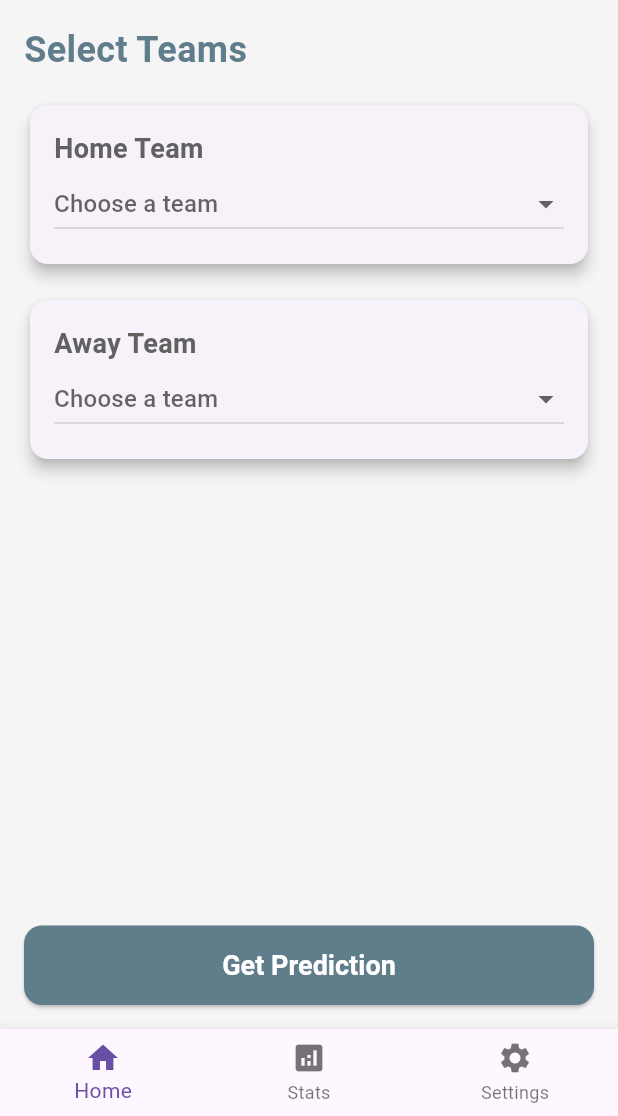
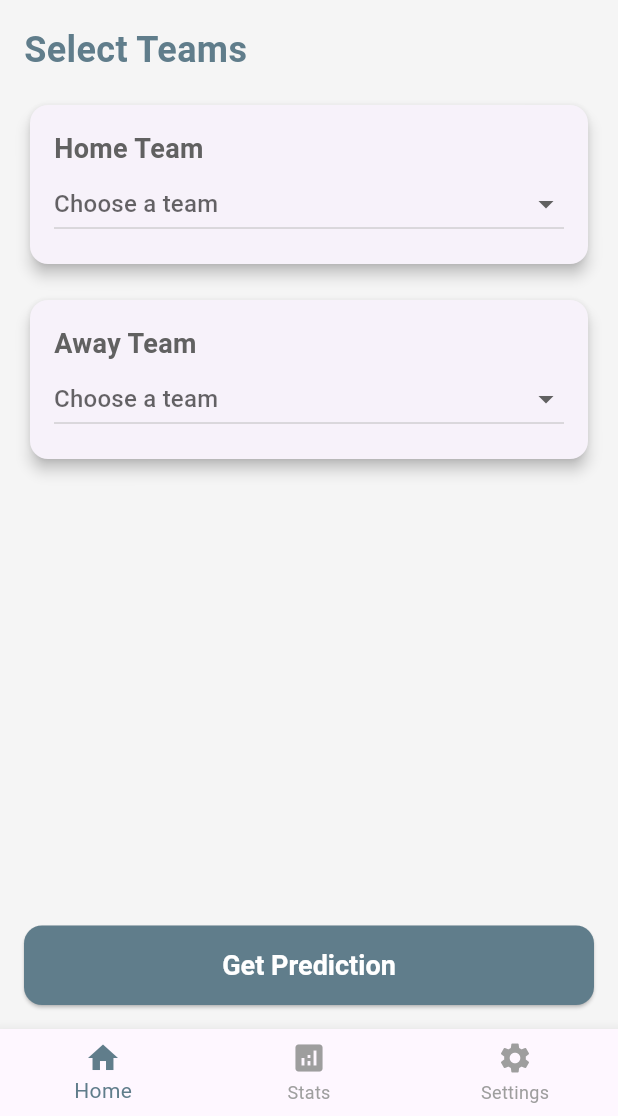
Before and after one commit to GustavoBelaunde2004/volleyball-predictor-frontend, a Flutter app: the screen it shows after launch, on a phone screen of 412 x 824 dp, the part 120-1236 px from its top. Run offline on Flutter 3.47's test engine with Material 3 defaults, Android fonts, the light colour scheme and no system bars.

Commit message:
update/ nav bar icon color

```diff
--- a/volleyball_predictor/lib/main.dart
+++ b/volleyball_predictor/lib/main.dart
@@ -19,7 +19,7 @@ theme: ThemeData(
     bodyMedium: TextStyle(fontSize: 16, color: Colors.grey[800]),
   ),
   appBarTheme: AppBarTheme(
-    backgroundColor: Colors.deepPurple,
+    backgroundColor: Colors.blueGrey,
     titleTextStyle: TextStyle(color: Colors.white, fontSize: 20, fontWeight: FontWeight.bold),
     elevation: 0,
   ),
--- a/volleyball_predictor/lib/nav_bar.dart
+++ b/volleyball_predictor/lib/nav_bar.dart
@@ -38,6 +38,8 @@ class BottomNavBar extends StatelessWidget {
           label: 'Settings',
         ),
       ],
+      selectedItemColor: Colors.blueGrey, // Set to your desired color
+      unselectedItemColor: Colors.grey,
       onTap: (index) {
         if (index == selectedIndex) return;
 
```
